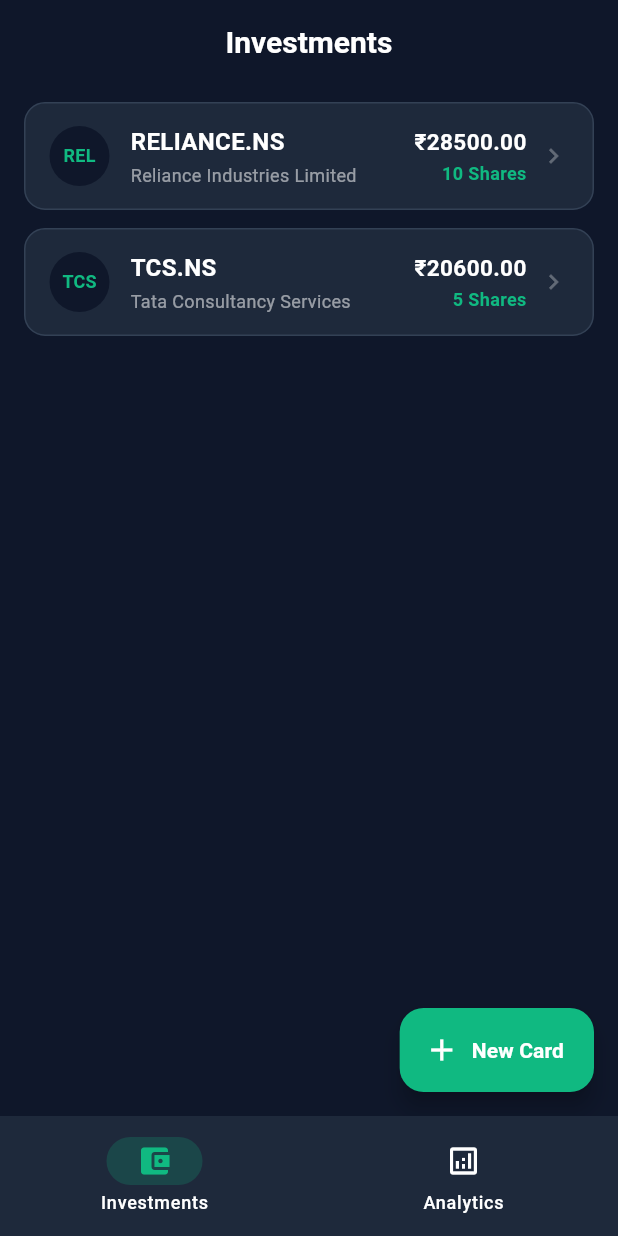
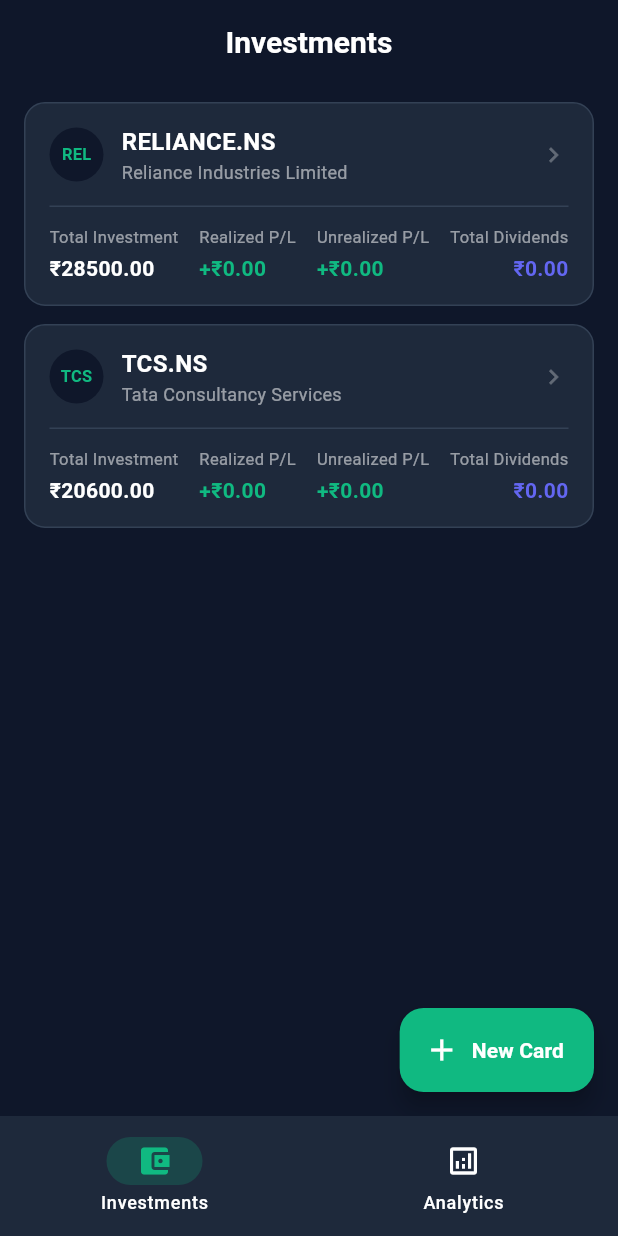
Before and after one commit to BharathPrabakar/InvestmentTracker, a Flutter app: the screen it shows after launch, on a phone screen of 412 x 824 dp. Run offline on Flutter 3.47's test engine with Material 3 defaults, Android fonts, the phone set to English and light mode, and no system bars.

Commit message:
feat(investments): display total investment, realized p/l, unrealized p/l, total dividends on outer card and single tag edit option

```diff
--- a/lib/models/investment_card_model.dart
+++ b/lib/models/investment_card_model.dart
@@ -146,6 +146,53 @@
     return null;
   }
 
+  /// Latest price observed from transactions (last buy/sell price)
+  double get latestPrice {
+    final trades = transactions.where((t) => t.type != TransactionType.dividend).toList();
+    if (trades.isEmpty) return 0.0;
+    trades.sort((a, b) => b.date.compareTo(a.date));
+    return trades.first.price;
+  }
+
+  /// Realized Profit & Loss from closed positions (SELL transactions)
+  /// Uses weighted average cost basis at time of sell
+  double get realizedPnL {
+    final chronological = List<Transaction>.from(transactions)
+      ..sort((a, b) => a.date.compareTo(b.date));
+
+    double runningQty = 0.0;
+    double runningCost = 0.0;
+    double realized = 0.0;
+
+    for (final tx in chronological) {
+      if (tx.type == TransactionType.buy) {
+        runningCost += tx.amount;
+        runningQty += tx.quantity;
+      } else if (tx.type == TransactionType.sell) {
+        if (runningQty > 0) {
+          final avgCost = runningCost / runningQty;
+          final costOfSold = avgCost * tx.quantity;
+          realized += (tx.amount - costOfSold);
+          runningQty -= tx.quantity;
+          runningCost -= costOfSold;
+          if (runningQty <= 0) {
+            runningCost = 0.0;
+            runningQty = 0.0;
+          }
+        }
+      }
+    }
+    return realized;
+  }
+
+  /// Unrealized Profit & Loss on currently open holding based on latest price
+  double get unrealizedPnL {
+    if (totalQuantity <= 0) return 0.0;
+    final currentVal = totalQuantity * latestPrice;
+    final costBasis = totalQuantity * avgBuyPrice;
+    return currentVal - costBasis;
+  }
+
   /// Total active quantity calculated from all transactions
   double get totalQuantity {
     double qty = 0.0;
--- a/lib/screens/investments/investment_card_detail_screen.dart
+++ b/lib/screens/investments/investment_card_detail_screen.dart
@@ -495,19 +495,10 @@
                   ),
                 ],
                 const SizedBox(height: 16),
-                Row(
-                  mainAxisAlignment: MainAxisAlignment.spaceBetween,
-                  children: [
-                    const Text('Tags', style: TextStyle(color: Colors.white54, fontSize: 12)),
-                    InkWell(
-                      onTap: _openEditTagsDialog,
-                      child: const Text('Edit Tags', style: TextStyle(color: Color(0xFF10B981), fontSize: 12, fontWeight: FontWeight.bold)),
-                    ),
-                  ],
-                ),
+                const Text('Tags', style: TextStyle(color: Colors.white54, fontSize: 12)),
                 const SizedBox(height: 6),
                 if (widget.card.tags.isEmpty)
-                  const Text('No tags. Tap "Edit Tags" to add tags to this card.', style: TextStyle(color: Colors.white30, fontSize: 12))
+                  const Text('No tags assigned.', style: TextStyle(color: Colors.white30, fontSize: 12))
                 else
                   Wrap(
                     spacing: 6,
--- a/lib/screens/investments/investments_screen.dart
+++ b/lib/screens/investments/investments_screen.dart
@@ -138,21 +138,25 @@
         onTap: () => _openCardDetail(card),
         child: Padding(
           padding: const EdgeInsets.symmetric(horizontal: 16, vertical: 14),
-          child: Row(
+          child: Column(
+            crossAxisAlignment: CrossAxisAlignment.start,
+            children: [
+              // Top row: Symbol, Name, Chevron
+              Row(
                 children: [
                   CircleAvatar(
-                radius: 20,
+                    radius: 18,
                     backgroundColor: const Color(0xFF0F172A),
                     child: Text(
                       card.symbol.length > 3 ? card.symbol.substring(0, 3) : card.symbol,
                       style: const TextStyle(
                         color: Color(0xFF10B981),
                         fontWeight: FontWeight.bold,
-                    fontSize: 12,
+                        fontSize: 11,
                       ),
                     ),
                   ),
-              const SizedBox(width: 14),
+                  const SizedBox(width: 12),
                   Expanded(
                     child: Column(
                       crossAxisAlignment: CrossAxisAlignment.start,
@@ -161,7 +165,6 @@
                           card.symbol,
                           style: const TextStyle(fontWeight: FontWeight.bold, fontSize: 16, color: Colors.white),
                         ),
-                    const SizedBox(height: 2),
                         Text(
                           card.companyName,
                           style: const TextStyle(color: Colors.white54, fontSize: 12),
@@ -171,22 +174,90 @@
                       ],
                     ),
                   ),
+                  const Icon(Icons.chevron_right, size: 20, color: Colors.white30),
+                ],
+              ),
+              const SizedBox(height: 14),
+              const Divider(height: 1, color: Color(0xFF334155)),
+              const SizedBox(height: 12),
+              // Basic details grid: Total Investment, Realized P/L, Unrealized P/L, Total Dividends
+              Row(
+                mainAxisAlignment: MainAxisAlignment.spaceBetween,
+                children: [
+                  // Total Investment
+                  Column(
+                    crossAxisAlignment: CrossAxisAlignment.start,
+                    children: [
+                      const Text(
+                        'Total Investment',
+                        style: TextStyle(color: Colors.white54, fontSize: 11),
+                      ),
+                      const SizedBox(height: 3),
+                      Text(
+                        '₹${card.totalInvested.toStringAsFixed(2)}',
+                        style: const TextStyle(fontWeight: FontWeight.bold, fontSize: 14, color: Colors.white),
+                      ),
+                    ],
+                  ),
+                  // Realized P/L
+                  Column(
+                    crossAxisAlignment: CrossAxisAlignment.start,
+                    children: [
+                      const Text(
+                        'Realized P/L',
+                        style: TextStyle(color: Colors.white54, fontSize: 11),
+                      ),
+                      const SizedBox(height: 3),
+                      Text(
+                        '${card.realizedPnL >= 0 ? '+' : ''}₹${card.realizedPnL.toStringAsFixed(2)}',
+                        style: TextStyle(
+                          fontWeight: FontWeight.bold,
+                          fontSize: 14,
+                          color: card.realizedPnL >= 0 ? const Color(0xFF10B981) : const Color(0xFFEF4444),
+                        ),
+                      ),
+                    ],
+                  ),
+                  // Unrealized P/L
+                  Column(
+                    crossAxisAlignment: CrossAxisAlignment.start,
+                    children: [
+                      const Text(
+                        'Unrealized P/L',
+                        style: TextStyle(color: Colors.white54, fontSize: 11),
+                      ),
+                      const SizedBox(height: 3),
+                      Text(
+                        '${card.unrealizedPnL >= 0 ? '+' : ''}₹${card.unrealizedPnL.toStringAsFixed(2)}',
+                        style: TextStyle(
+                          fontWeight: FontWeight.bold,
+                          fontSize: 14,
+                          color: card.unrealizedPnL >= 0 ? const Color(0xFF10B981) : const Color(0xFFEF4444),
+                        ),
+                      ),
+                    ],
+                  ),
+                  // Total Dividends
                   Column(
                     crossAxisAlignment: CrossAxisAlignment.end,
                     children: [
+                      const Text(
+                        'Total Dividends',
+                        style: TextStyle(color: Colors.white54, fontSize: 11),
+                      ),
+                      const SizedBox(height: 3),
                       Text(
-                    '₹${card.totalInvested.toStringAsFixed(2)}',
-                    style: const TextStyle(fontWeight: FontWeight.bold, fontSize: 15, color: Colors.white),
+                        '₹${card.totalDividends.toStringAsFixed(2)}',
+                        style: const TextStyle(
+                          fontWeight: FontWeight.bold,
+                          fontSize: 14,
+                          color: Color(0xFF6366F1),
                         ),
-                  const SizedBox(height: 2),
-                  Text(
-                    '${card.totalQuantity % 1 == 0 ? card.totalQuantity.toInt() : card.totalQuantity} Shares',
-                    style: const TextStyle(color: Color(0xFF10B981), fontSize: 12, fontWeight: FontWeight.w600),
                       ),
                     ],
                   ),
-              const SizedBox(width: 8),
-              const Icon(Icons.chevron_right, size: 20, color: Colors.white30),
+                ],
+              ),
             ],
           ),
         ),
```
Lines whose indentation alone changed are shown as unchanged.
